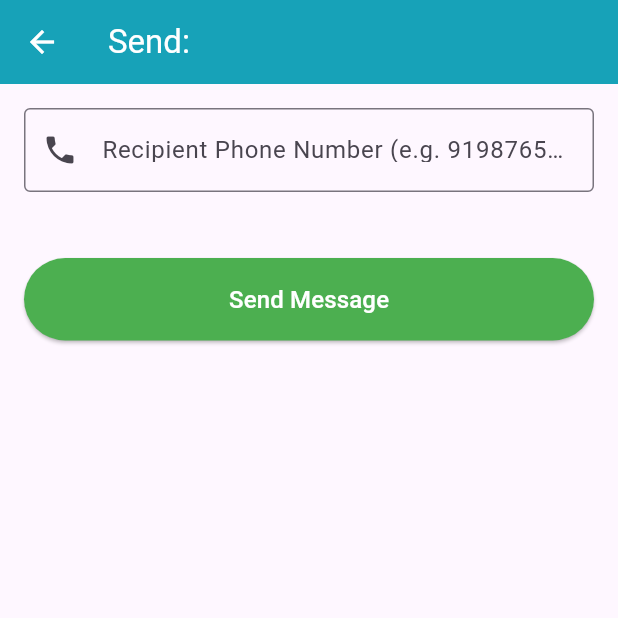
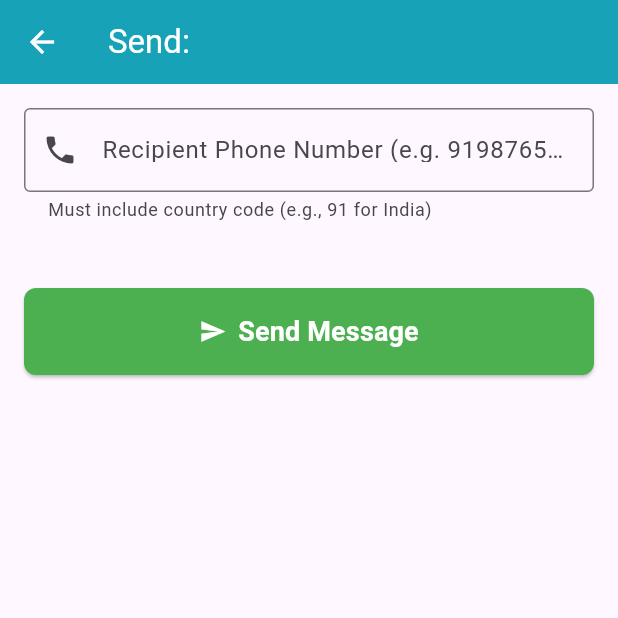
Before and after one commit to MyQRMart/guptik, a Flutter app: the SendTemplateScreen screen opened directly with empty values, on a phone screen of 412 x 824 dp, the top half of it. Run offline on Flutter 3.47's test engine with Material 3 defaults, Android fonts, the phone set to English and light mode, and no system bars; our stand-ins replace app_links, audioplayers, device_info_plus, file_picker, font_awesome_flutter, geolocator and 6 more; missing offline and left inert: mobile_scanner, photo_manager; accounts and stored records are empty; network calls fail.

Commit message:
20-01-2026Af123

```diff
--- a/lib/screens/whatsapp/send_template_screen.dart
+++ b/lib/screens/whatsapp/send_template_screen.dart
@@ -20,28 +20,41 @@ class SendTemplateScreen extends StatefulWidget {
 class _SendTemplateScreenState extends State<SendTemplateScreen> {
   final _phoneController = TextEditingController();
   final List<TextEditingController> _variableControllers = [];
+
   bool _isSending = false;
+  String _loadingStatus = ''; // Shows "Uploading..." vs "Sending..."
 
   File? _selectedMedia;
   String _mediaUrlFallback =
-      ''; // In case they prefer pasting a link instead of picking a file
+      ''; // For when user pastes a link instead of picking a file
 
   @override
   void initState() {
     super.initState();
+    // Create a text controller for every {{1}}, {{2}} variable the template needs
     for (int i = 0; i < widget.template.requiredBodyVariables; i++) {
       _variableControllers.add(TextEditingController());
     }
   }
 
+  @override
+  void dispose() {
+    _phoneController.dispose();
+    for (var controller in _variableControllers) {
+      controller.dispose();
+    }
+    super.dispose();
+  }
+
   Future<void> _pickMedia(String format) async {
     FileType type = FileType.any;
-    if (format == 'IMAGE')
+    if (format == 'IMAGE') {
       type = FileType.image;
-    else if (format == 'VIDEO')
+    } else if (format == 'VIDEO') {
       type = FileType.video;
-    else if (format == 'DOCUMENT')
+    } else if (format == 'DOCUMENT') {
       type = FileType.custom;
+    }
 
     FilePickerResult? result = await FilePicker.platform.pickFiles(
       type: type,
@@ -61,34 +74,51 @@ class _SendTemplateScreenState extends State<SendTemplateScreen> {
       return;
     }
 
-    setState(() => _isSending = true);
+    setState(() {
+      _isSending = true;
+      _loadingStatus = 'Preparing...';
+    });
+
     final header = widget.template.header;
+    // Check if the template actually needs media
     String? mediaType =
         (header != null &&
             ['IMAGE', 'VIDEO', 'DOCUMENT'].contains(header.format))
         ? header.format
         : null;
 
-    // Logic to determine the media link to send
     String? finalMediaLink;
+    String? finalMediaId;
+
+    try {
+      // 1. Handle Media Upload if required
       if (mediaType != null) {
         if (_selectedMedia != null) {
-        // TODO: Upload _selectedMedia to Supabase Storage here and get the URL
-        // finalMediaLink = await SupabaseStorageService.upload(_selectedMedia!);
-        finalMediaLink =
-            'https://dummyimage.com/600x400/000/fff'; // Temporary placeholder
+          setState(() => _loadingStatus = 'Uploading media to WhatsApp...');
+
+          // REAL UPLOAD: Sends file to Meta and gets a valid Media ID
+          finalMediaId = await widget.apiService.uploadMediaForMessage(
+            _selectedMedia!,
+            mediaType,
+          );
         } else if (_mediaUrlFallback.isNotEmpty) {
+          // If they pasted a link, we use that
           finalMediaLink = _mediaUrlFallback;
+        } else {
+          //  throw Exception('Please select an image/video or paste a link.');
         }
       }
 
-    try {
+      // 2. Send the Message
+      setState(() => _loadingStatus = 'Sending message...');
+
       final success = await widget.apiService.sendTemplateMessage(
         targetPhoneNumber: _phoneController.text,
         templateName: widget.template.name,
         languageCode: widget.template.language,
         headerMediaType: mediaType,
-        mediaLink: finalMediaLink,
+        mediaLink: finalMediaLink, // Used if URL pasted
+        mediaId: finalMediaId, // Used if File picked (Priority)
         bodyVariables: _variableControllers.map((c) => c.text).toList(),
       );
 
@@ -99,13 +129,13 @@ class _SendTemplateScreenState extends State<SendTemplateScreen> {
             backgroundColor: Colors.green,
           ),
         );
-        Navigator.pop(context);
+        Navigator.pop(context); // Go back to template list
       }
     } catch (e) {
       if (mounted) {
         ScaffoldMessenger.of(context).showSnackBar(
           SnackBar(
-            content: Text('Failed to send: $e'),
+            content: Text('Failed: $e'),
             backgroundColor: Colors.red,
             duration: const Duration(seconds: 5),
           ),
@@ -132,6 +162,7 @@ class _SendTemplateScreenState extends State<SendTemplateScreen> {
       body: ListView(
         padding: const EdgeInsets.all(16),
         children: [
+          // --- Phone Input ---
           TextFormField(
             controller: _phoneController,
             keyboardType: TextInputType.phone,
@@ -139,20 +170,23 @@ class _SendTemplateScreenState extends State<SendTemplateScreen> {
               labelText: 'Recipient Phone Number (e.g. 919876543210)',
               border: OutlineInputBorder(),
               prefixIcon: Icon(Icons.phone),
+              helperText: 'Must include country code (e.g., 91 for India)',
             ),
           ),
           const SizedBox(height: 20),
 
+          // --- Media Picker (Only shows if template needs it) ---
           if (requiresMedia) ...[
             Text(
-              'Requires $headerFormat',
+              'Header Media ($headerFormat)',
               style: const TextStyle(fontWeight: FontWeight.bold, fontSize: 16),
             ),
             const SizedBox(height: 8),
+
             GestureDetector(
               onTap: () => _pickMedia(headerFormat),
               child: Container(
-                height: 150,
+                height: 160,
                 width: double.infinity,
                 decoration: BoxDecoration(
                   color: Colors.grey[200],
@@ -169,12 +203,23 @@ class _SendTemplateScreenState extends State<SendTemplateScreen> {
                               ),
                             )
                           : Center(
-                              child: Text(
-                                'Selected: ${_selectedMedia!.path.split('/').last}',
+                              child: Column(
+                                mainAxisAlignment: MainAxisAlignment.center,
+                                children: [
+                                  Icon(
+                                    Icons.check_circle,
+                                    color: Colors.green,
+                                    size: 40,
+                                  ),
+                                  const SizedBox(height: 8),
+                                  Text(
+                                    _selectedMedia!.path.split('/').last,
                                     style: const TextStyle(
                                       fontWeight: FontWeight.bold,
-                                  color: Colors.blue,
                                     ),
+                                    textAlign: TextAlign.center,
+                                  ),
+                                ],
                               ),
                             )
                     : Column(
@@ -191,28 +236,31 @@ class _SendTemplateScreenState extends State<SendTemplateScreen> {
                           ),
                           const SizedBox(height: 8),
                           Text(
-                            'Tap to select $headerFormat from device',
+                            'Tap to select $headerFormat',
                             style: TextStyle(color: Colors.grey[600]),
                           ),
                         ],
                       ),
               ),
             ),
+
             const Padding(
-              padding: EdgeInsets.symmetric(vertical: 8),
+              padding: EdgeInsets.symmetric(vertical: 12),
               child: Center(
                 child: Text(
-                  'OR',
+                  '— OR PASTE LINK —',
                   style: TextStyle(
                     color: Colors.grey,
                     fontWeight: FontWeight.bold,
+                    fontSize: 12,
                   ),
                 ),
               ),
             ),
+
             TextFormField(
               decoration: const InputDecoration(
-                labelText: 'Paste Public URL instead',
+                labelText: 'Public Media URL',
                 border: OutlineInputBorder(),
                 prefixIcon: Icon(Icons.link),
               ),
@@ -221,9 +269,10 @@ class _SendTemplateScreenState extends State<SendTemplateScreen> {
             const SizedBox(height: 20),
           ],
 
+          // --- Variable Inputs (Only shows if template has {{1}}, etc) ---
           if (widget.template.requiredBodyVariables > 0) ...[
             const Text(
-              'Variables',
+              'Message Variables',
               style: TextStyle(fontWeight: FontWeight.bold, fontSize: 16),
             ),
             const SizedBox(height: 8),
@@ -233,8 +282,11 @@ class _SendTemplateScreenState extends State<SendTemplateScreen> {
                 child: TextFormField(
                   controller: _variableControllers[index],
                   decoration: InputDecoration(
-                    labelText: 'Value for {{${index + 1}}}',
+                    labelText: '{{${index + 1}}}',
+                    hintText: 'Enter value for variable ${index + 1}',
                     border: const OutlineInputBorder(),
+                    filled: true,
+                    fillColor: Colors.grey[50],
                   ),
                 ),
               );
@@ -242,16 +294,38 @@ class _SendTemplateScreenState extends State<SendTemplateScreen> {
           ],
 
           const SizedBox(height: 24),
-          ElevatedButton(
+
+          // --- Send Button ---
+          if (_isSending)
+            Column(
+              children: [
+                const CircularProgressIndicator(color: Color(0xFF17A2B8)),
+                const SizedBox(height: 12),
+                Text(
+                  _loadingStatus,
+                  style: const TextStyle(
+                    color: Colors.grey,
+                    fontStyle: FontStyle.italic,
+                  ),
+                ),
+              ],
+            )
+          else
+            ElevatedButton.icon(
               style: ElevatedButton.styleFrom(
                 backgroundColor: Colors.green,
                 foregroundColor: Colors.white,
-              padding: const EdgeInsets.all(16),
+                padding: const EdgeInsets.symmetric(vertical: 16),
+                shape: RoundedRectangleBorder(
+                  borderRadius: BorderRadius.circular(8),
                 ),
-            onPressed: _isSending ? null : _sendMessage,
-            child: _isSending
-                ? const CircularProgressIndicator(color: Colors.white)
-                : const Text('Send Message', style: TextStyle(fontSize: 16)),
+              ),
+              onPressed: _sendMessage,
+              icon: const Icon(Icons.send),
+              label: const Text(
+                'Send Message',
+                style: TextStyle(fontSize: 18, fontWeight: FontWeight.bold),
+              ),
             ),
         ],
       ),
--- a/pubspec.yaml
+++ b/pubspec.yaml
@@ -19,7 +19,7 @@ dependencies:
   go_router: ^17.0.1
   crypto: ^3.0.3
   font_awesome_flutter: ^10.6.0
-  http_parser: ^4.0.2
+  http_parser: ^4.1.2
   file_picker: ^10.3.10  # ✅ Fixed version
   audioplayers: ^5.2.1
   path_provider: ^2.1.3
```
Also changed, not shown: lib/services/whatsapp/meta_api_service.dart (+61 -28 lines). Lines whose indentation alone changed are shown as unchanged.
